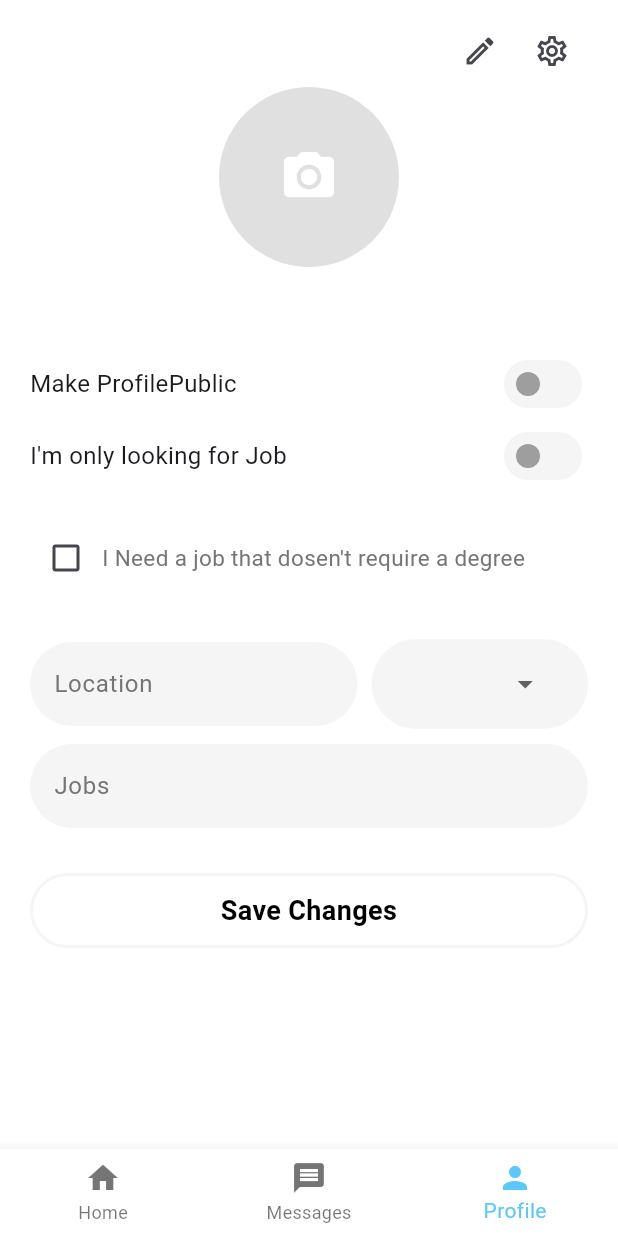
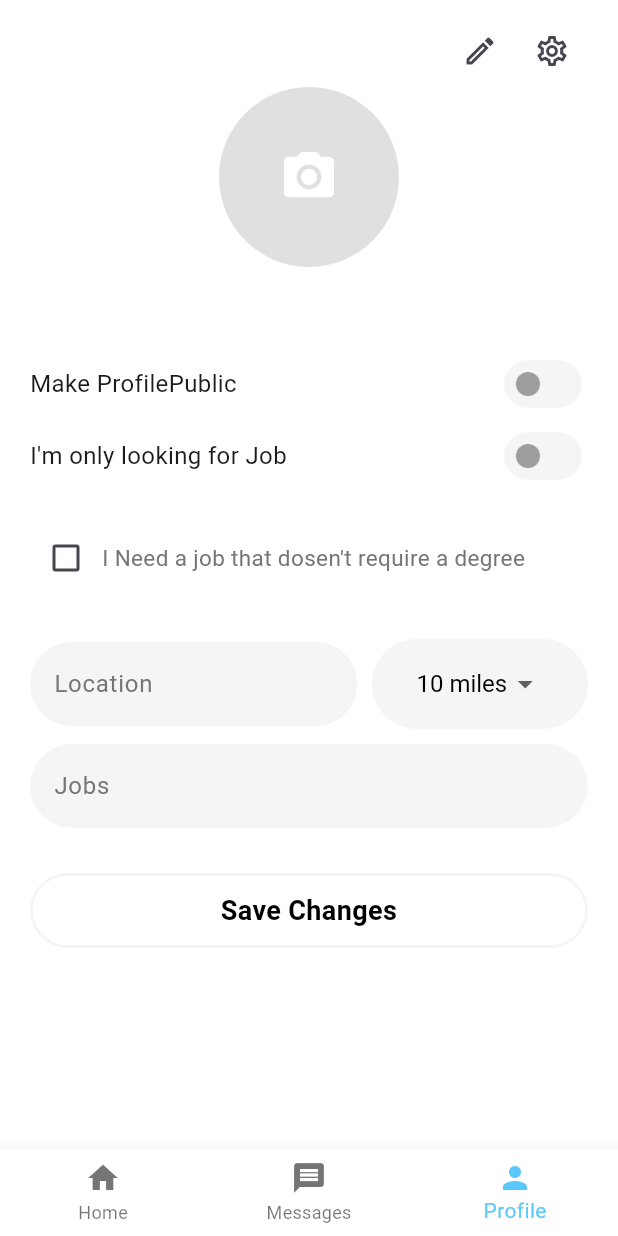
Before and after one commit to scopesWriter/Job-Sky-Flutter, a Flutter app: the BottomNavBar screen opened directly, item 3 of the bottom bar chosen, on a phone screen of 412 x 824 dp. Run offline on Flutter 3.47's test engine with Material 3 defaults, Android fonts, the phone set to English and light mode, and no system bars; our stand-ins replace card_swiper, cloud_firestore, firebase_auth, firebase_core, flutter_image_compress, flutter_riverpod and 4 more; accounts and stored records are empty.

Commit message:
update profile screen

```diff
--- a/lib/core/firebase_auth_service/profile/change_profile.dart
+++ b/lib/core/firebase_auth_service/profile/change_profile.dart
@@ -5,7 +5,7 @@ class ChangeProfileService {
   final FirebaseFirestore firestore = FirebaseFirestore.instance;
 
   Future<void> changeProfile(bool isPublic, bool isLookingAndKnowJob,
-      bool isUnDegree, String location, String jobs, String distance) async {
+      bool isUnDegree, String location, String jobs, double distance) async {
     final userId = await getUid();
     await firestore
         .collection('users')
--- a/lib/models/user_model.dart
+++ b/lib/models/user_model.dart
@@ -9,7 +9,9 @@ class UserModel {
   final bool isUnDegree ;
   final String location ;
   final String jobs ;
-  final String distance;
+  final double distance;
+  final double lat;
+  final double lng;
 
   UserModel({
     required this.uid,
@@ -22,7 +24,9 @@ class UserModel {
     this.isUnDegree = false,
     this.location = '',
     this.jobs = '',
-    this.distance = '',
+    this.distance = 0.0,
+    this.lat = 0.0 ,
+    this.lng = 0.0 ,
   });
 
   factory UserModel.fromMap(Map<String, dynamic> map) {
@@ -37,7 +41,9 @@ class UserModel {
       isUnDegree: map['isUnDegree'] ?? false,
       location: map['location'] ?? '',
       jobs: map['jobs'] ?? '',
-      distance: map['distance'] ?? '',
+      distance: map['distance'] ?? 0.0,
+      lat: map['location']['lat'] ?? 0.0,
+      lng: map['location']['lng'] ?? 0.0,
     );
   }
 
@@ -53,7 +59,11 @@ class UserModel {
       'isUnDegree': isUnDegree,
       'location': location,
       'jobs': jobs,
-      'distance': distance
+      'distance': distance,
+      'userlocation': {
+        'lat': lat,
+        'lng': lng,
+      },
     };
   }
 }
--- a/lib/providers/profile_provider.dart
+++ b/lib/providers/profile_provider.dart
@@ -11,7 +11,7 @@ final isUnDegreeProvider = StateProvider<bool>((ref) => false);
 final locationProvider = StateProvider<TextEditingController>((ref) => TextEditingController());
 final jobsProvider = StateProvider<TextEditingController>((ref) => TextEditingController());
 final imagePathProvider = StateProvider<String>((ref) => '');
-final selectedDistanceProvider = StateProvider<String>((ref) => '10 miles');
+final selectedDistanceProvider = StateProvider<double>((ref) => 10.0);
 
 
 //Edit Profile
--- a/lib/viewmodels/profile/change_profile.dart
+++ b/lib/viewmodels/profile/change_profile.dart
@@ -10,7 +10,7 @@ class ChangeProfileViewModel extends ChangeNotifier {
     required bool isUnDegree,
     required String location,
     required String jobs,
-    required String distance,
+    required double distance,
     required VoidCallback onSuccess,
     required VoidCallback onFailure,
   }) async {
--- a/lib/widgets/drop_down_widget.dart
+++ b/lib/widgets/drop_down_widget.dart
@@ -8,18 +8,21 @@ class DistanceDropdown extends ConsumerWidget {
   @override
   Widget build(BuildContext context, WidgetRef ref) {
     final selectedDistance = ref.watch(selectedDistanceProvider);
+    var selectedDistancetoString = '10 miles';
+    final distances = ['10 miles', '20 miles', '30 miles', '50 miles'];
+   setDistance(selectedDistance);
     print('selectedDistance: $selectedDistance');
-    final distances = ['10 miles', '20 miles', '30 miles', '50 miles'];
+
 
     return DropdownButton<String>(
       dropdownColor: Colors.white,
       underline:  SizedBox(height: 0,),
-      value: selectedDistance,
+      value: selectedDistancetoString,
       icon: const Icon(Icons.arrow_drop_down),
       elevation: 2,
       style: const TextStyle(color: Colors.black, fontSize: 16),
       onChanged: (value) {
-        ref.read(selectedDistanceProvider.notifier).state = value!;
+        ref.read(selectedDistanceProvider.notifier).state = getDistance(value!);
       },
       items: distances.map((dist) {
         return DropdownMenuItem(
@@ -30,3 +33,33 @@ class DistanceDropdown extends ConsumerWidget {
     );
   }
 }
+
+double getDistance(String value) {
+  switch (value) {
+    case '10 miles':
+      return 10;
+    case '20 miles':
+      return 20;
+    case '30 miles':
+      return 30;
+    case '50 miles':
+      return 50;
+    default:
+      return 10;
+  }
+}
+
+String setDistance(double distance) {
+  switch (distance) {
+    case 10:
+      return '10 miles';
+    case 20:
+      return '20 miles';
+    case 30:
+      return '30 miles';
+    case 50:
+      return '50 miles';
+    default:
+      return '10 miles';
+  }
+}
--- a/pubspec.yaml
+++ b/pubspec.yaml
@@ -26,6 +26,7 @@ dependencies:
   flutter_image_compress: ^2.4.0
   provider: ^6.1.4
   timeago: ^3.0.2
+  geolocator: ^13.0.4
 
 
 dev_dependencies:
```
Also changed, not shown: lib/core/external_function/claculate_distance.dart (added, +17 -0 lines), lib/core/external_function/get_location.dart (added, +41 -0 lines), lib/core/firebase_auth_service/auth/store_location.dart (added, +26 -0 lines), lib/viewmodels/auth/store_Location_viewmodel.dart (added, +19 -0 lines), pubspec.lock, 2 other files.
